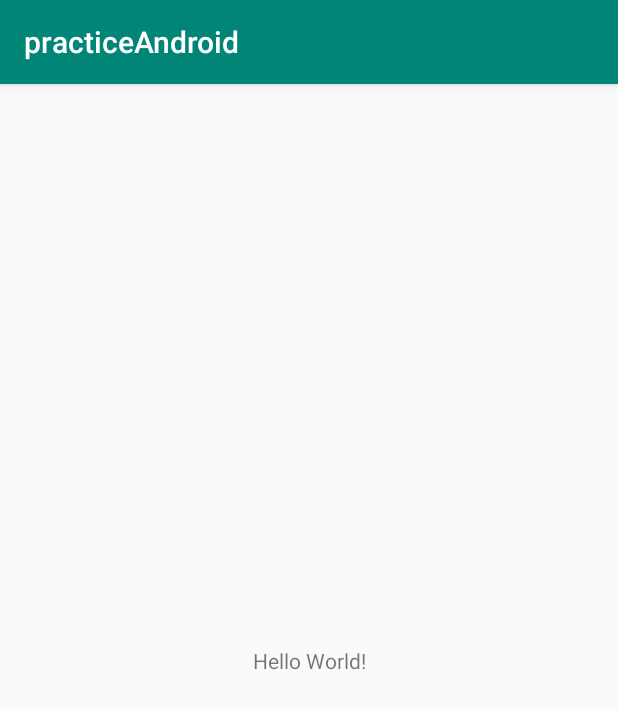
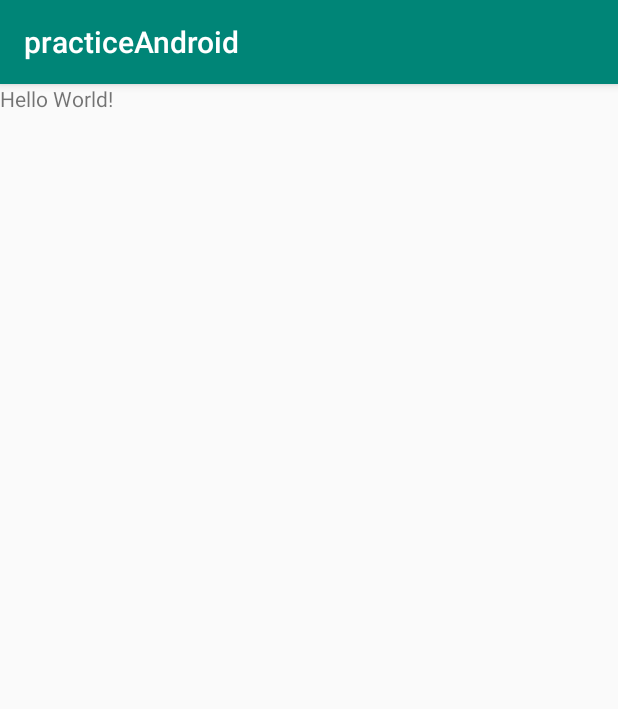
Before and after one commit to Celox16/practiceAndroid, an Android app: the screen it shows after launch (MainActivity), on a phone screen of 412 x 824 dp. Shown: the top 709 px of the screen. Run offline under Robolectric (Android 15) with nearby library versions, the phone set to English and light mode, and no system bars.

Commit message:
REBASE Commit

```diff
--- a/app/src/main/java/com/example/practiceandroid/MainActivity.java
+++ b/app/src/main/java/com/example/practiceandroid/MainActivity.java
@@ -6,6 +6,8 @@ import android.os.Bundle;
 
 public class MainActivity extends AppCompatActivity {
 
+
+    // TODO : 버전 REBASE
     @Override
     protected void onCreate(Bundle savedInstanceState) {
         super.onCreate(savedInstanceState);
--- a/app/src/main/res/layout/activity_main.xml
+++ b/app/src/main/res/layout/activity_main.xml
@@ -1,20 +1,20 @@
 <?xml version="1.0" encoding="utf-8"?>
-<androidx.constraintlayout.widget.ConstraintLayout xmlns:android="http://schemas.android.com/apk/res/android"
+<LinearLayout xmlns:android="http://schemas.android.com/apk/res/android"
     xmlns:app="http://schemas.android.com/apk/res-auto"
     xmlns:tools="http://schemas.android.com/tools"
     android:layout_width="match_parent"
     android:layout_height="match_parent"
     tools:context=".MainActivity">
 
-
-
     <TextView
         android:layout_width="wrap_content"
         android:layout_height="wrap_content"
         android:text="Hello World!"
         app:layout_constraintBottom_toBottomOf="parent"
+
+
         app:layout_constraintLeft_toLeftOf="parent"
         app:layout_constraintRight_toRightOf="parent"
         app:layout_constraintTop_toTopOf="parent" />
 
-</androidx.constraintlayout.widget.ConstraintLayout>
+</LinearLayout>
```
